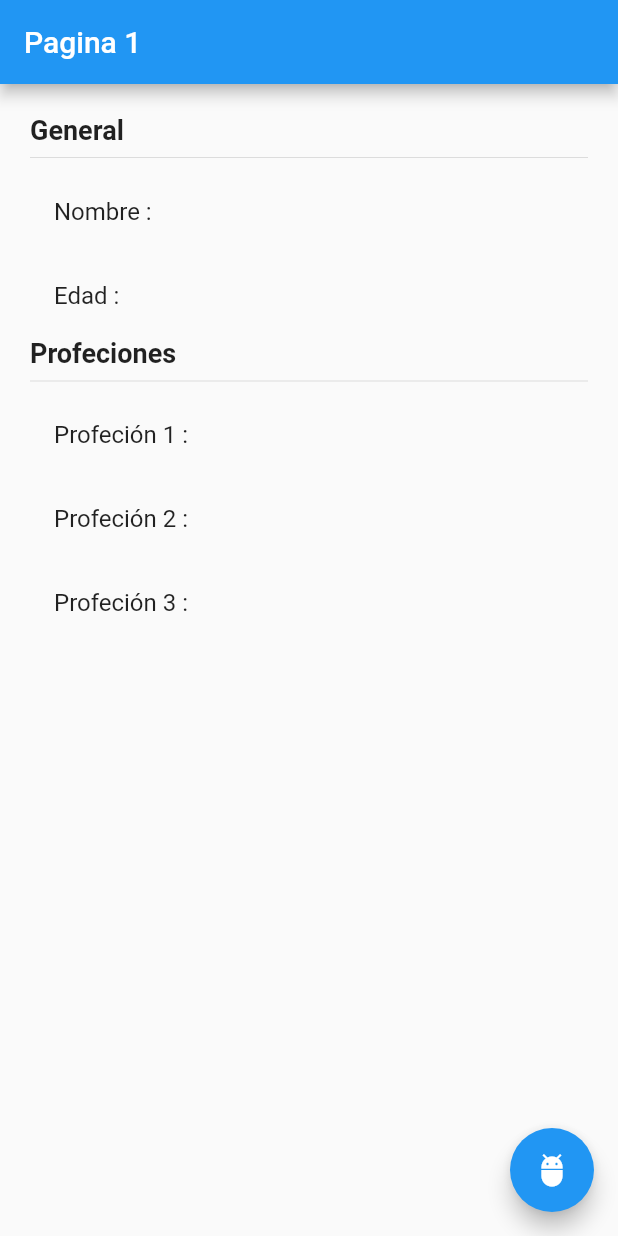
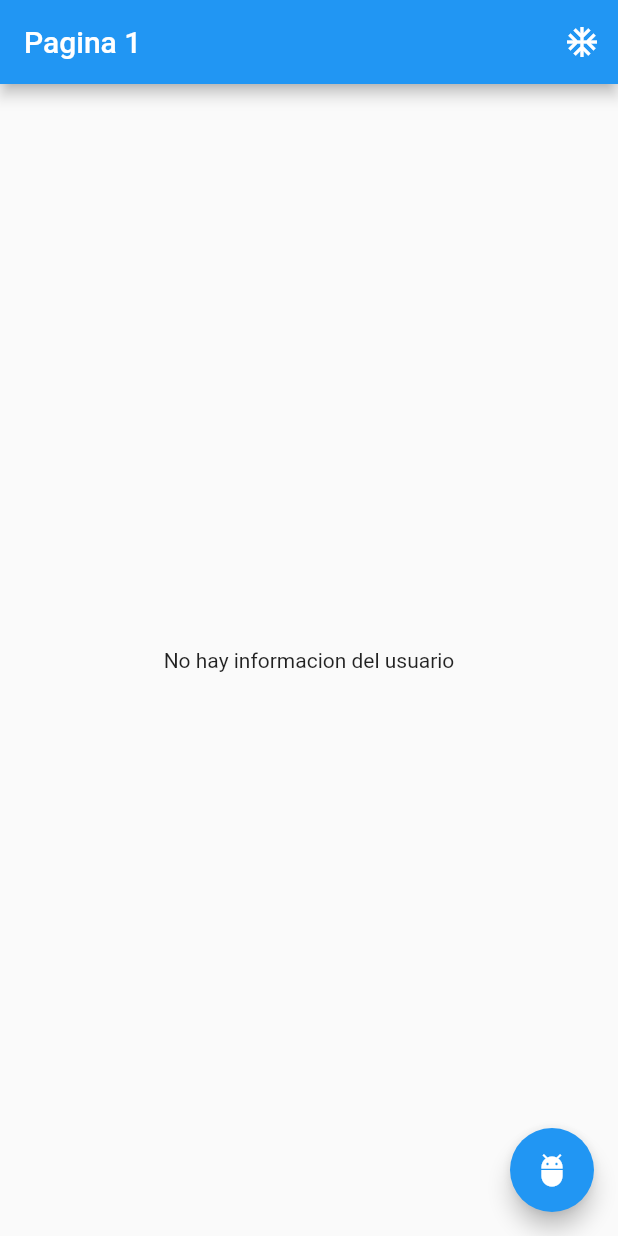
Before and after one commit to Tirano61/03-estados_app, a Flutter app: the screen it shows after launch, on a phone screen of 412 x 824 dp. Run offline on Flutter 3.47's test engine with Material 2 defaults, Android fonts, the phone set to English and light mode, and no system bars; our stand-ins replace flutter_bloc.

Commit message:
Cubit finalizado

```diff
--- /dev/null
+++ b/lib/bloc/usuario/usuario_cubit.dart
@@ -0,0 +1,49 @@
+
+
+import 'package:estados_app/models/usuario.dart';
+import 'package:flutter/animation.dart';
+
+import 'package:flutter_bloc/flutter_bloc.dart';
+import 'package:meta/meta.dart';
+
+part 'usuario_state.dart';
+
+
+
+class UsuarioCubit extends Cubit<UsuarioState> {
+
+  UsuarioCubit() : super(UsuarioInicial());
+
+  void seleccionarUsuario(Usuario user){
+    emit( UsuarioActivo(user) );
+  }
+
+  void cambiarEdad(String edad){
+
+    final currentState = state;
+    if(currentState is UsuarioActivo){
+      final newUser = currentState.usuario.copyWith(edad: edad);
+      emit(UsuarioActivo(newUser));
+    }
+
+  }
+
+  void agregarProfesion(){
+     final currentState = state;
+    if(currentState is UsuarioActivo){
+      final prof = [
+        ...currentState.usuario.profeciones,
+        'Profesión : ${ currentState.usuario.profeciones.length +1 }'
+      ];
+      final newUser = currentState.usuario.copyWith(profeciones: prof);
+      emit(UsuarioActivo(newUser));
+    }
+  }
+
+  void borrarUsuario(){
+    emit(UsuarioInicial());
+
+  }
+
+
+}
--- /dev/null
+++ b/lib/bloc/usuario/usuario_state.dart
@@ -0,0 +1,17 @@
+
+
+part of 'usuario_cubit.dart';
+
+@immutable
+abstract class UsuarioState {}
+
+class UsuarioInicial extends UsuarioState {
+  final existeUsuario = false;
+}
+
+class UsuarioActivo extends UsuarioState{
+  final existeUsuario = true;
+  final Usuario usuario;
+
+  UsuarioActivo(this.usuario);
+}
--- a/lib/main.dart
+++ b/lib/main.dart
@@ -1,13 +1,21 @@
+import 'package:estados_app/bloc/usuario/usuario_cubit.dart';
+import 'package:flutter/material.dart';
+import 'package:flutter_bloc/flutter_bloc.dart';
+
+import 'package:estados_app/pages/pagina2.dart';
 import 'package:estados_app/pages/pagina1.dart';
-import 'package:estados_app/pages/pagina2.dart';
-import 'package:flutter/material.dart';
-
 void main() => runApp(MyApp());
 
 class MyApp extends StatelessWidget {
   @override
   Widget build(BuildContext context) {
-    return MaterialApp(
+    return MultiBlocProvider(
+      providers: [
+
+        BlocProvider(create: (_) => new UsuarioCubit()),
+
+      ],
+      child: MaterialApp(
         debugShowCheckedModeBanner: false,
         title: 'Material App',
 
@@ -16,6 +24,7 @@ class MyApp extends StatelessWidget {
           'pagina1': (context) => Pagina1(),
           'pagina2': (context) => Pagina2(),
         },
+      ),
     );
   }
 }
--- a/lib/models/usuario.dart
+++ b/lib/models/usuario.dart
@@ -3,10 +3,23 @@
 
 class Usuario {
 
-  String nombre;
-  String edad;
-  List<String> profeciones;
+  final String nombre;
+  final String edad;
+  final List<String> profeciones;
 
   Usuario({this.nombre, this.edad, this.profeciones});
 
+
+  Usuario copyWith({
+    String nombre,
+    String edad,
+    List<String> profeciones
+  })=>
+    Usuario(
+      nombre: nombre ?? this.nombre,
+      edad: edad ?? this.edad,
+      profeciones: profeciones ?? this.profeciones,
+    );
+
+
 }
--- a/lib/pages/pagina1.dart
+++ b/lib/pages/pagina1.dart
@@ -1,4 +1,7 @@
+import 'package:estados_app/bloc/usuario/usuario_cubit.dart';
+import 'package:estados_app/models/usuario.dart';
 import 'package:flutter/material.dart';
+import 'package:flutter_bloc/flutter_bloc.dart';
 
 
 
@@ -7,11 +10,19 @@ class Pagina1 extends StatelessWidget {
 
   @override
   Widget build(BuildContext context) {
+
+    final usuarioCubit = context.watch<UsuarioCubit>();
+
     return Scaffold(
       appBar: AppBar(
+        actions: [
+          IconButton(icon: Icon(Icons.ac_unit), onPressed: (){
+            usuarioCubit.borrarUsuario();
+          })
+        ],
         title: Text('Pagina 1'),
       ),
-      body: InformacionUsuario(),
+      body: BodyScaffold(),
       floatingActionButton:  FloatingActionButton(
         child: Icon(Icons.adb),
         onPressed: (){
@@ -23,8 +34,40 @@ class Pagina1 extends StatelessWidget {
   }
 }
 
+class BodyScaffold extends StatelessWidget {
+  const BodyScaffold({
+    Key key,
+  }) : super(key: key);
+
+  @override
+  Widget build(BuildContext context) {
+    return BlocBuilder<UsuarioCubit, UsuarioState>(builder: ( _ , state) {
+
+      switch (state.runtimeType) {
+        case UsuarioInicial:
+          return Center(child: Text('No hay informacion del usuario'),);
+          break;
+        case UsuarioActivo: return InformacionUsuario((state as UsuarioActivo).usuario);
+          break;
+        default: return Center(child: Text('Estado no reconocido'),);
+      }
+      // if(state is UsuarioInicial){
+      //   return Center(child: Text('No hay informacion del usuario'),);
+      // }else if( state is UsuarioActivo){
+      //   return InformacionUsuario(state.usuario);
+      // }else{
+      //   return Center(child: Text('Estado no reconocido'),);
+      // }
+
+    },);
+  }
+}
+
 class InformacionUsuario extends StatelessWidget {
 
+  final Usuario usuario;
+
+  const InformacionUsuario(this.usuario);
 
   @override
   Widget build(BuildContext context) {
@@ -37,13 +80,12 @@ class InformacionUsuario extends StatelessWidget {
         children: <Widget>[
           Text('General', style: TextStyle(fontSize: 18, fontWeight: FontWeight.bold),),
           Divider(),
-          ListTile(title: Text('Nombre : '),),
-          ListTile(title: Text('Edad : '),),
+          ListTile(title: Text('Nombre : ${ usuario.nombre }'),),
+          ListTile(title: Text('Edad : ${ usuario.edad }'),),
           Text('Profeciones', style:  TextStyle(fontSize: 18, fontWeight: FontWeight.bold),),
           Divider(),
-          ListTile(title: Text('Profeción 1 : '),),
-          ListTile(title: Text('Profeción 2 : '),),
-          ListTile(title: Text('Profeción 3 : '),),
+          ...usuario.profeciones.map(
+            (profecion) => ListTile(title: Text(profecion),)).toList()
 
         ],
       ),
--- a/pubspec.yaml
+++ b/pubspec.yaml
@@ -28,6 +28,8 @@ dependencies:
   # The following adds the Cupertino Icons font to your application.
   # Use with the CupertinoIcons class for iOS style icons.
   cupertino_icons: ^1.0.0
+  flutter_bloc: ^6.1.1
+
 
 dev_dependencies:
   flutter_test:
```
Also changed, not shown: lib/pages/pagina2.dart (+19 -3 lines), pubspec.lock. Lines whose indentation alone changed are shown as unchanged.
